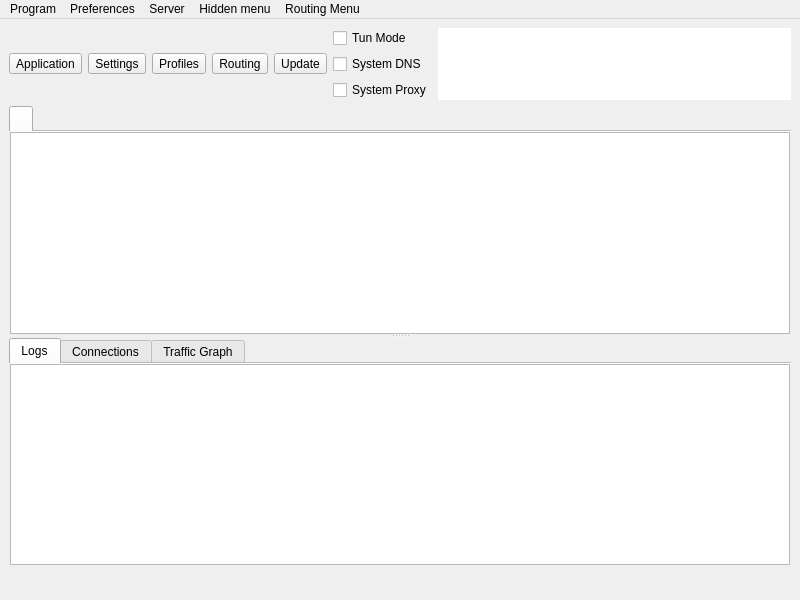
The window that include/ui/mainwindow.ui (throneproj/Throne) describes before a commit, drawn with Qt 5.
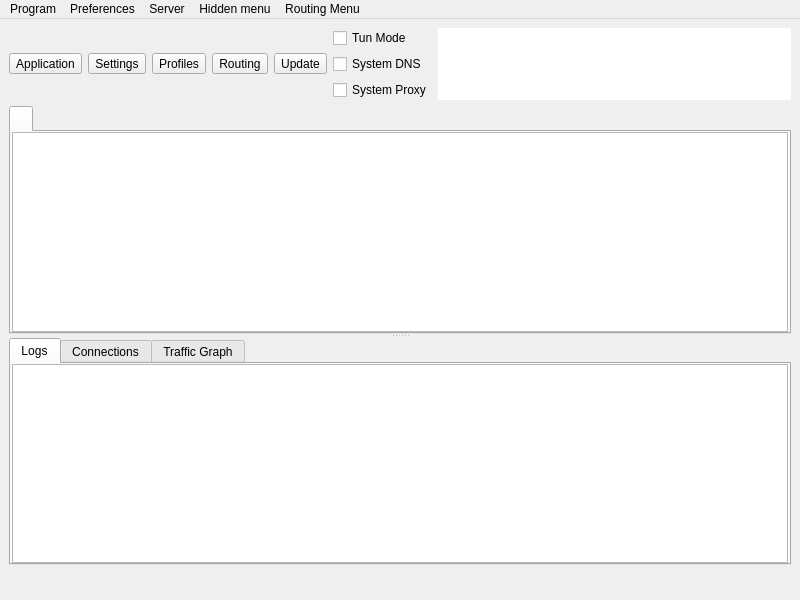
The same window after the commit. Icons and pictures are not drawn. Custom widgets are drawn as their Qt base class.

Commit message: fix tabs style and replace vertical to horizontal layout for routing rules

```diff
--- a/include/ui/mainwindow.ui
+++ b/include/ui/mainwindow.ui
@@ -216,7 +216,7 @@
         <number>0</number>
        </property>
        <property name="documentMode">
-        <bool>true</bool>
+        <bool>false</bool>
        </property>
        <property name="movable">
         <bool>true</bool>
@@ -319,7 +319,7 @@
               <bool>true</bool>
              </property>
              <property name="documentMode">
-              <bool>true</bool>
+              <bool>false</bool>
              </property>
              <property name="tabsClosable">
               <bool>false</bool>
```
The commit also changes 1 other file.
